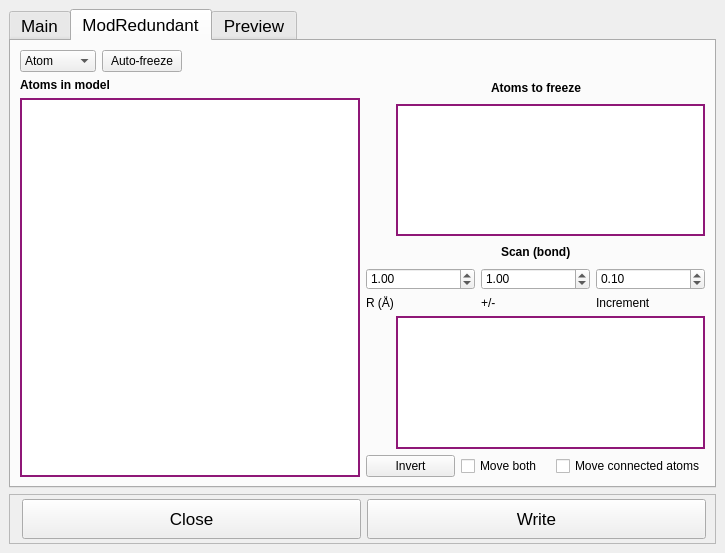
First picture: the form in UIs/SetupWindow.ui, repository isaksengeir/REACT, before the edit.
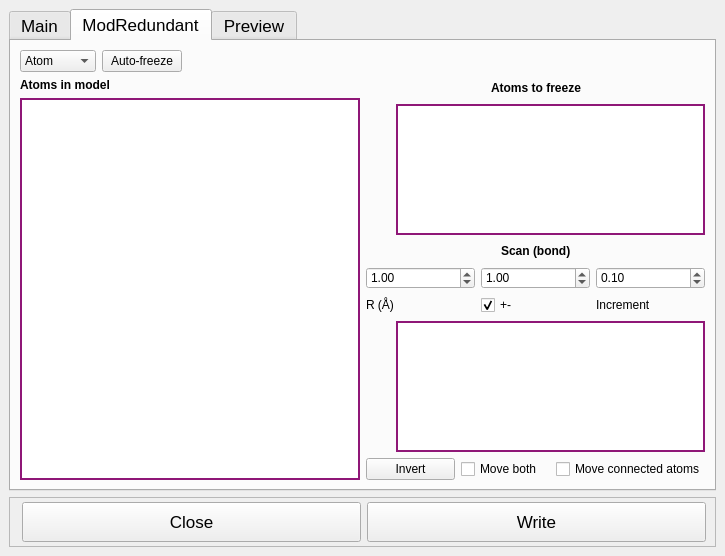
Second picture: the form after the edit. The open tabs and pages were chosen to show the change. Icons and pictures are not drawn.

Commit message: - +/- checkbox - move connected hidden for v 2.0

What changed in the file:
```diff
--- a/UIs/SetupWindow.ui
+++ b/UIs/SetupWindow.ui
@@ -7,7 +7,7 @@
     <x>0</x>
     <y>0</y>
     <width>725</width>
-    <height>553</height>
+    <height>556</height>
    </rect>
   </property>
   <property name="font">
@@ -1360,19 +1360,6 @@
               </property>
              </widget>
             </item>
-            <item row="1" column="1">
-             <widget class="QLabel" name="label_10">
-              <property name="font">
-               <font>
-                <weight>50</weight>
-                <bold>false</bold>
-               </font>
-              </property>
-              <property name="text">
-               <string>+/-</string>
-              </property>
-             </widget>
-            </item>
             <item row="0" column="0">
              <widget class="QDoubleSpinBox" name="spinbox_radius">
               <property name="decimals">
@@ -1427,6 +1414,19 @@
               </property>
              </widget>
             </item>
+            <item row="1" column="1">
+             <widget class="QCheckBox" name="checkBox_pm">
+              <property name="focusPolicy">
+               <enum>Qt::NoFocus</enum>
+              </property>
+              <property name="text">
+               <string>+-</string>
+              </property>
+              <property name="checked">
+               <bool>true</bool>
+              </property>
+             </widget>
+            </item>
            </layout>
           </item>
           <item row="3" column="1">
```
Left out of the diff: 9 changed lines with no effect on the pictures. The commit also changes 2 other files.
